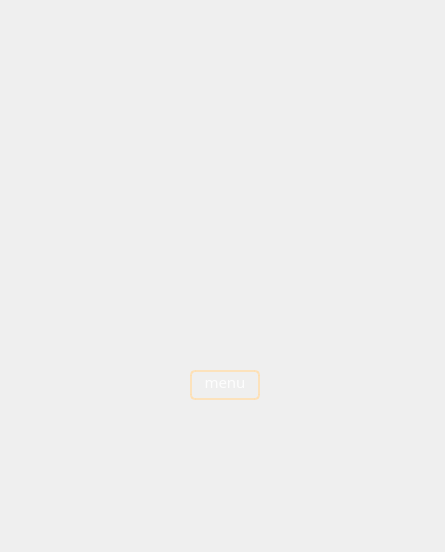
The window that src/UI/UI/prettyResults.ui (Spieskowcy/GuitarTrainer) describes before a commit, drawn with Qt 5.
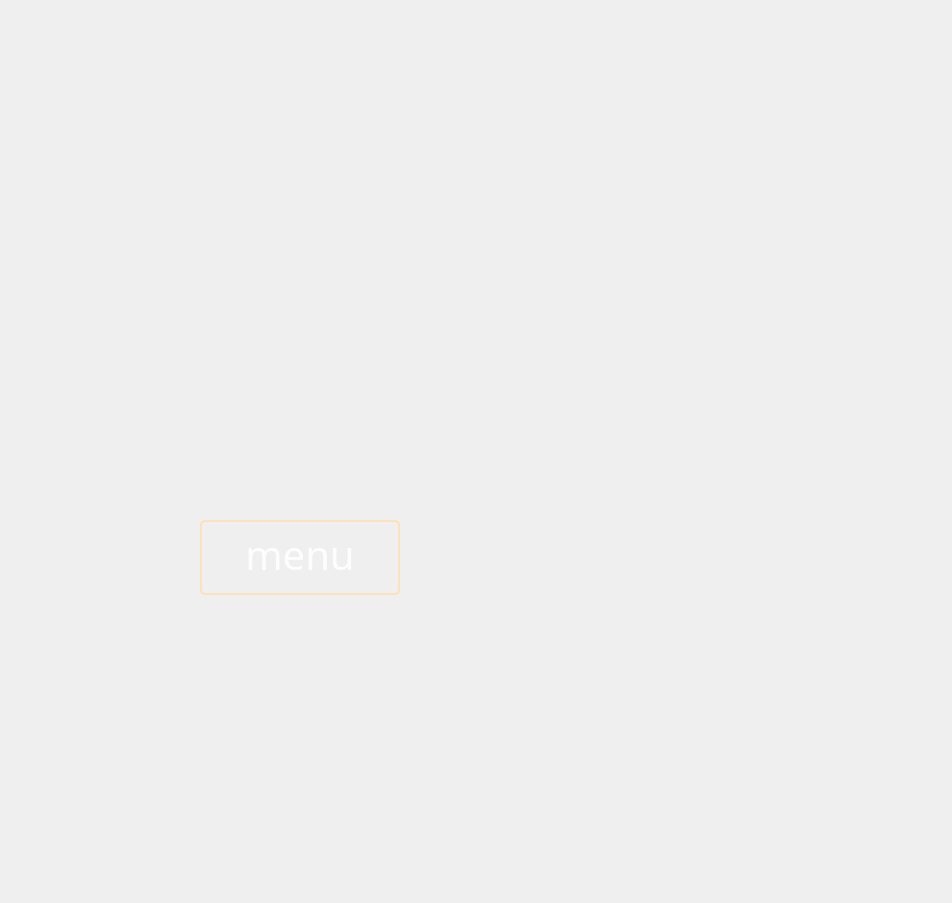
The same window after the commit. Icons and pictures are not drawn.

Patch:
```diff
--- a/src/UI/UI/prettyResults.ui
+++ b/src/UI/UI/prettyResults.ui
@@ -6,8 +6,8 @@
    <rect>
     <x>0</x>
     <y>0</y>
-    <width>445</width>
-    <height>552</height>
+    <width>952</width>
+    <height>903</height>
    </rect>
   </property>
   <property name="windowTitle">
@@ -16,19 +16,19 @@
   <widget class="QWidget" name="widget" native="true">
    <property name="geometry">
     <rect>
-     <x>40</x>
-     <y>40</y>
-     <width>370</width>
-     <height>480</height>
+     <x>0</x>
+     <y>0</y>
+     <width>600</width>
+     <height>800</height>
     </rect>
    </property>
    <widget class="QLabel" name="prettyBack">
     <property name="geometry">
      <rect>
-      <x>35</x>
-      <y>30</y>
-      <width>300</width>
-      <height>420</height>
+      <x>0</x>
+      <y>0</y>
+      <width>600</width>
+      <height>800</height>
      </rect>
     </property>
     <property name="styleSheet">
@@ -42,16 +42,16 @@
    <widget class="QPushButton" name="menuButt">
     <property name="geometry">
      <rect>
-      <x>150</x>
-      <y>330</y>
-      <width>70</width>
-      <height>30</height>
+      <x>200</x>
+      <y>520</y>
+      <width>200</width>
+      <height>75</height>
      </rect>
     </property>
     <property name="font">
      <font>
       <family>Franklin Gothic Demi</family>
-      <pointsize>11</pointsize>
+      <pointsize>30</pointsize>
      </font>
     </property>
     <property name="styleSheet">
@@ -70,7 +70,7 @@
    <widget class="QLabel" name="label">
     <property name="geometry">
      <rect>
-      <x>130</x>
+      <x>244</x>
       <y>50</y>
       <width>115</width>
       <height>50</height>
@@ -86,10 +86,10 @@
    <widget class="QWidget" name="chartView" native="true">
     <property name="geometry">
      <rect>
-      <x>20</x>
-      <y>80</y>
-      <width>291</width>
-      <height>221</height>
+      <x>0</x>
+      <y>100</y>
+      <width>601</width>
+      <height>371</height>
      </rect>
     </property>
    </widget>
```
